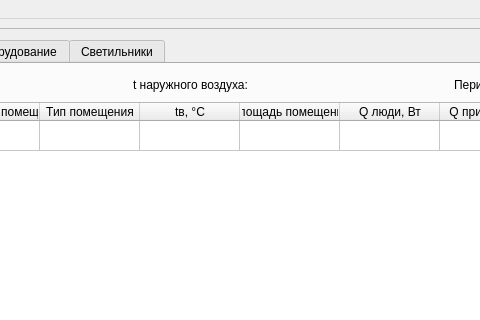
Qt form mygui.ui (FrostEasy54/heat_input) before a commit; both pictures show x 202 to 682 and y 0 to 320 of the 991 by 692 pixel window.
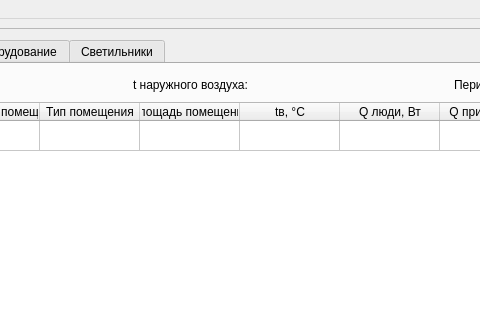
The same form after that commit.

What changed in the file:
```diff
--- a/mygui.ui
+++ b/mygui.ui
@@ -181,16 +181,16 @@
                   <string>Тип помещения</string>
                  </property>
                 </column>
-                <column>
-                 <property name="text">
-                  <string>tв, °С</string>
-                 </property>
-                </column>
                 <column>
                  <property name="text">
                   <string>Площадь помещения</string>
                  </property>
                 </column>
+                <column>
+                 <property name="text">
+                  <string>tв, °С</string>
+                 </property>
+                </column>
                 <column>
                  <property name="text">
                   <string>Q люди, Вт</string>
```
Left out of the diff: 46 changed lines with no effect on the pictures.
